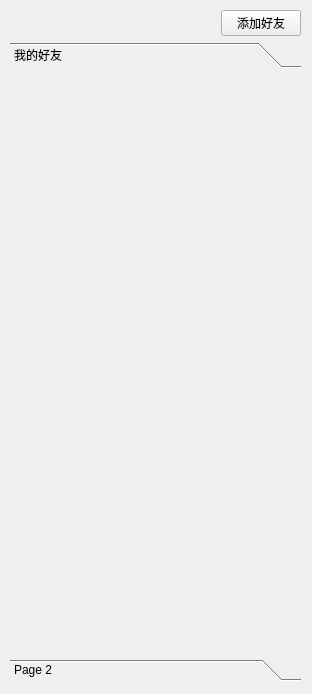
Qt form Client/login.ui (davi-wang/network-chatbox) before a commit.
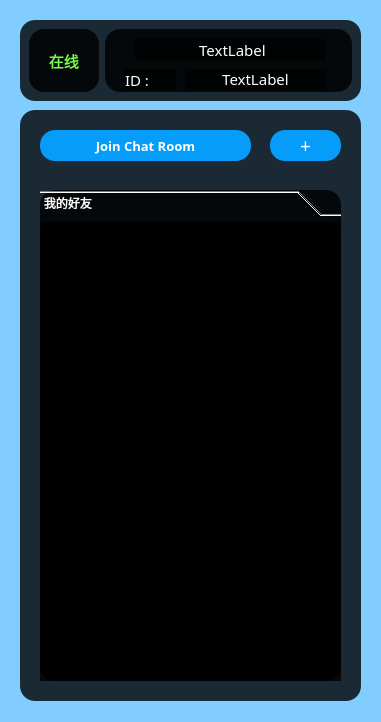
The same form after that commit.

```diff
--- a/Client/login.ui
+++ b/Client/login.ui
@@ -6,104 +6,272 @@
    <rect>
     <x>0</x>
     <y>0</y>
-    <width>312</width>
-    <height>694</height>
+    <width>381</width>
+    <height>722</height>
    </rect>
   </property>
   <property name="windowTitle">
    <string>Form</string>
   </property>
-  <widget class="QWidget" name="widget_2" native="true">
+  <property name="styleSheet">
+   <string notr="true">*{
+	background:rgb(129, 205, 255);
+ font-family:Century Gothic,sans-serif;
+}
+
+QLabel{
+	color: rgb(255, 255, 255);
+	background-color: rgba(255, 255, 255, 0);	
+	font:11pt
+}
+
+
+
+</string>
+  </property>
+  <widget class="QFrame" name="frame_2">
    <property name="geometry">
     <rect>
-     <x>10</x>
-     <y>10</y>
-     <width>291</width>
-     <height>671</height>
+     <x>20</x>
+     <y>110</y>
+     <width>341</width>
+     <height>591</height>
     </rect>
    </property>
-   <layout class="QVBoxLayout" name="verticalLayout">
-    <property name="leftMargin">
-     <number>0</number>
+   <property name="styleSheet">
+    <string notr="true">QFrame{
+ background:rgba(0,0,0,0.8);
+ border-radius:15px;
+}</string>
+   </property>
+   <widget class="QToolBox" name="toolBox">
+    <property name="geometry">
+     <rect>
+      <x>20</x>
+      <y>80</y>
+      <width>301</width>
+      <height>491</height>
+     </rect>
     </property>
-    <property name="topMargin">
-     <number>0</number>
+    <property name="maximumSize">
+     <size>
+      <width>321</width>
+      <height>491</height>
+     </size>
     </property>
-    <property name="rightMargin">
-     <number>0</number>
+    <property name="styleSheet">
+     <string notr="true"> background:rgba(0,0,0,0.8);
+color: rgb(255, 255, 255);</string>
     </property>
-    <property name="bottomMargin">
+    <property name="currentIndex">
      <number>0</number>
     </property>
+    <widget class="QWidget" name="page">
+     <property name="geometry">
+      <rect>
+       <x>0</x>
+       <y>0</y>
+       <width>301</width>
+       <height>455</height>
+      </rect>
+     </property>
+     <attribute name="label">
+      <string>我的好友</string>
+     </attribute>
+     <layout class="QVBoxLayout" name="vlayout"/>
+    </widget>
+   </widget>
+   <widget class="QPushButton" name="joininPCR">
+    <property name="geometry">
+     <rect>
+      <x>20</x>
+      <y>20</y>
+      <width>211</width>
+      <height>31</height>
+     </rect>
+    </property>
+    <property name="font">
+     <font>
+      <family>Century Gothic</family>
+      <pointsize>10</pointsize>
+      <weight>99</weight>
+      <italic>false</italic>
+      <bold>true</bold>
+     </font>
+    </property>
+    <property name="styleSheet">
+     <string notr="true">QPushButton{
+ background:#069cfa;
+ color:#fff;
+ border-radius:15px;
+ font: 1000 10pt &quot;Century Gothic&quot;;
+
+}
+
+QPushButton:pressed{
+background-color:rgb(85, 255, 127);
+border-style:inset;
+
+}
+
+</string>
+    </property>
+    <property name="text">
+     <string>Join Chat Room</string>
+    </property>
+   </widget>
+   <widget class="QPushButton" name="pushButton">
+    <property name="geometry">
+     <rect>
+      <x>250</x>
+      <y>20</y>
+      <width>71</width>
+      <height>31</height>
+     </rect>
+    </property>
+    <property name="font">
+     <font>
+      <family>Arial Black</family>
+      <pointsize>14</pointsize>
+      <weight>10</weight>
+      <italic>false</italic>
+      <bold>false</bold>
+     </font>
+    </property>
+    <property name="styleSheet">
+     <string notr="true">QPushButton{
+ background:#069cfa;
+ color:#fff;
+ border-radius:15px;
+ font: 87 14pt &quot;Arial Black&quot;;
+
+}
+
+QPushButton:pressed{
+background-color:rgb(85, 255, 127);
+border-style:inset;
+
+}
+</string>
+    </property>
+    <property name="text">
+     <string>  +  </string>
+    </property>
+   </widget>
+  </widget>
+  <widget class="QFrame" name="frame">
+   <property name="geometry">
+    <rect>
+     <x>20</x>
+     <y>20</y>
+     <width>341</width>
+     <height>81</height>
+    </rect>
+   </property>
+   <property name="styleSheet">
+    <string notr="true">QFrame{
+ background:rgba(0,0,0,0.8);
+ border-radius:15px;
+}</string>
+   </property>
+   <property name="frameShape">
+    <enum>QFrame::StyledPanel</enum>
+   </property>
+   <property name="frameShadow">
+    <enum>QFrame::Raised</enum>
+   </property>
+   <layout class="QHBoxLayout" name="horizontalLayout_3">
     <item>
-     <widget class="QWidget" name="widget" native="true">
-      <layout class="QHBoxLayout" name="horizontalLayout">
-       <property name="leftMargin">
-        <number>0</number>
-       </property>
-       <property name="topMargin">
-        <number>0</number>
-       </property>
-       <property name="rightMargin">
-        <number>0</number>
-       </property>
-       <property name="bottomMargin">
-        <number>0</number>
-       </property>
-       <item>
-        <spacer name="horizontalSpacer">
-         <property name="orientation">
-          <enum>Qt::Horizontal</enum>
-         </property>
-         <property name="sizeHint" stdset="0">
-          <size>
-           <width>40</width>
-           <height>20</height>
-          </size>
-         </property>
-        </spacer>
-       </item>
-       <item>
-        <widget class="QPushButton" name="pushButton">
-         <property name="text">
-          <string>添加好友</string>
-         </property>
-        </widget>
-       </item>
-      </layout>
+     <widget class="QLabel" name="label_5">
+      <property name="maximumSize">
+       <size>
+        <width>70</width>
+        <height>16777215</height>
+       </size>
+      </property>
+      <property name="styleSheet">
+       <string notr="true">color: rgb(118, 255, 76);
+font: 75 10pt &quot;Arial&quot;;</string>
+      </property>
+      <property name="text">
+       <string>在线</string>
+      </property>
+      <property name="alignment">
+       <set>Qt::AlignCenter</set>
+      </property>
      </widget>
     </item>
     <item>
-     <widget class="QToolBox" name="toolBox">
-      <property name="currentIndex">
-       <number>0</number>
+     <widget class="QFrame" name="frame_2">
+      <property name="styleSheet">
+       <string notr="true">font: 8pt &quot;Century Gothic&quot;;</string>
       </property>
-      <widget class="QWidget" name="page">
+      <property name="frameShape">
+       <enum>QFrame::StyledPanel</enum>
+      </property>
+      <property name="frameShadow">
+       <enum>QFrame::Raised</enum>
+      </property>
+      <widget class="QLabel" name="label_3">
        <property name="geometry">
         <rect>
-         <x>0</x>
-         <y>0</y>
-         <width>291</width>
-         <height>583</height>
+         <x>20</x>
+         <y>40</y>
+         <width>51</width>
+         <height>21</height>
         </rect>
        </property>
-       <attribute name="label">
-        <string>我的好友</string>
-       </attribute>
-       <layout class="QVBoxLayout" name="vlayout"/>
+       <property name="font">
+        <font>
+         <family>Century Gothic</family>
+         <pointsize>8</pointsize>
+         <weight>50</weight>
+         <italic>false</italic>
+         <bold>false</bold>
+        </font>
+       </property>
+       <property name="styleSheet">
+        <string notr="true">font: 8pt &quot;Century Gothic&quot;;</string>
+       </property>
+       <property name="text">
+        <string>ID :</string>
+       </property>
       </widget>
-      <widget class="QWidget" name="page_2">
+      <widget class="QLabel" name="label">
        <property name="geometry">
         <rect>
-         <x>0</x>
-         <y>0</y>
-         <width>291</width>
-         <height>583</height>
+         <x>80</x>
+         <y>40</y>
+         <width>141</width>
+         <height>20</height>
         </rect>
        </property>
-       <attribute name="label">
-        <string>Page 2</string>
-       </attribute>
+       <property name="text">
+        <string>TextLabel</string>
+       </property>
+       <property name="alignment">
+        <set>Qt::AlignCenter</set>
+       </property>
+      </widget>
+      <widget class="QLabel" name="label_2">
+       <property name="geometry">
+        <rect>
+         <x>30</x>
+         <y>10</y>
+         <width>191</width>
+         <height>21</height>
+        </rect>
+       </property>
+       <property name="styleSheet">
+        <string notr="true">font: 15pt &quot;Century Gothic&quot;;
+color: rgb(255, 255, 255);</string>
+       </property>
+       <property name="text">
+        <string> TextLabel</string>
+       </property>
+       <property name="alignment">
+        <set>Qt::AlignCenter</set>
+       </property>
       </widget>
      </widget>
     </item>
```
